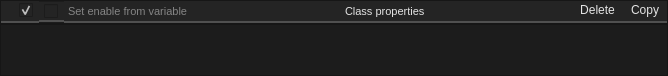
First picture: the form in smartprop_editor/property_frame.ui, repository dertwist/Hammer5Tools, before the edit.
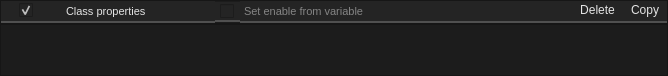
Second picture: the form after the edit. Icons and pictures are not drawn.

Commit message: Enable set ui update

The edit to the form file:
```diff
--- a/smartprop_editor/property_frame.ui
+++ b/smartprop_editor/property_frame.ui
@@ -137,6 +137,129 @@
        </widget>
       </item>
       <item>
+       <widget class="QFrame" name="frame_2">
+        <property name="minimumSize">
+         <size>
+          <width>400</width>
+          <height>0</height>
+         </size>
+        </property>
+        <property name="maximumSize">
+         <size>
+          <width>400</width>
+          <height>16777215</height>
+         </size>
+        </property>
+        <property name="frameShape">
+         <enum>QFrame::Shape::NoFrame</enum>
+        </property>
+        <property name="frameShadow">
+         <enum>QFrame::Shadow::Raised</enum>
+        </property>
+        <layout class="QHBoxLayout" name="horizontalLayout_2">
+         <property name="spacing">
+          <number>0</number>
+         </property>
+         <property name="leftMargin">
+          <number>0</number>
+         </property>
+         <property name="topMargin">
+          <number>0</number>
+         </property>
+         <property name="rightMargin">
+          <number>0</number>
+         </property>
+         <property name="bottomMargin">
+          <number>0</number>
+         </property>
+         <item>
+          <widget class="QToolButton" name="gf">
+           <property name="enabled">
+            <bool>false</bool>
+           </property>
+           <property name="focusPolicy">
+            <enum>Qt::FocusPolicy::NoFocus</enum>
+           </property>
+           <property name="styleSheet">
+            <string notr="true">QToolButton {
+    border: 2px solid black;
+    border-radius: 0px;
+    border-color: rgba(80, 80, 80, 255);
+border-left: None;
+border-top: None;
+border-right: None;
+    padding: 2px;
+    color: #E3E3E3;
+    background-color: #242424;
+height:16px;
+width:16px;
+}
+QToolButton:hover {
+    background-color: #414956;
+    color: white;
+}</string>
+           </property>
+           <property name="text">
+            <string/>
+           </property>
+           <property name="icon">
+            <iconset resource="../resources.qrc">
+             <normaloff>:/icons/shapes_24dp_9D9D9D_FILL0_wght400_GRAD0_opsz24.png</normaloff>:/icons/shapes_24dp_9D9D9D_FILL0_wght400_GRAD0_opsz24.png</iconset>
+           </property>
+           <property name="iconSize">
+            <size>
+             <width>24</width>
+             <height>24</height>
+            </size>
+           </property>
+          </widget>
+         </item>
+         <item>
+          <widget class="QLineEdit" name="property_class">
+           <property name="focusPolicy">
+            <enum>Qt::FocusPolicy::NoFocus</enum>
+           </property>
+           <property name="toolTip">
+            <string>&lt;html&gt;&lt;head/&gt;&lt;body&gt;&lt;p&gt;Variable name and display name&lt;/p&gt;&lt;/body&gt;&lt;/html&gt;</string>
+           </property>
+           <property name="styleSheet">
+            <string notr="true">QLineEdit {
+    font-size: 8pt;
+    font-family: &quot;Segoe UI&quot;;
+    border-top: 0px;
+    border-left: 0px;
+    border-right: 0px;
+    border-bottom: 2px solid rgba(80, 80, 80, 255);
+    border-radius: 0px;
+    padding: 2px;
+    color: #E3E3E3;
+    background-color: #242424;
+}
+
+QLineEdit:focus {
+    border-color: rgba(80, 80, 80, 255);
+}
+
+QLineEdit::selection {
+    background-color: #414956;
+    color: white;
+}</string>
+           </property>
+           <property name="inputMethodHints">
+            <set>Qt::InputMethodHint::ImhLatinOnly|Qt::InputMethodHint::ImhLowercaseOnly</set>
+           </property>
+           <property name="text">
+            <string>Class properties</string>
+           </property>
+           <property name="maxLength">
+            <number>32</number>
+           </property>
+           <property name="readOnly">
+            <bool>true</bool>
+           </property>
+          </widget>
+         </item>
+         <item>
        <widget class="QCheckBox" name="enable">
         <property name="focusPolicy">
          <enum>Qt::NoFocus</enum>
@@ -331,107 +454,14 @@
         </property>
        </widget>
       </item>
-      <item>
-       <widget class="QLineEdit" name="property_class_2">
-        <property name="maximumSize">
-         <size>
-          <width>64</width>
-          <height>16777215</height>
-         </size>
-        </property>
-        <property name="focusPolicy">
-         <enum>Qt::NoFocus</enum>
-        </property>
-        <property name="toolTip">
-         <string>&lt;html&gt;&lt;head/&gt;&lt;body&gt;&lt;p&gt;Variable name and display name&lt;/p&gt;&lt;/body&gt;&lt;/html&gt;</string>
-        </property>
-        <property name="styleSheet">
-         <string notr="true">QLineEdit {
-    font-size: 8pt;
-    font-family: &quot;Segoe UI&quot;;
-    border-top: 0px;
-    border-left: 0px;
-    border-right: 0px;
-    border-bottom: 2px solid rgba(80, 80, 80, 255);
-    border-radius: 0px;
-    padding: 2px;
-    color: #E3E3E3;
-    background-color: #242424;
-}
-
-QLineEdit:focus {
-    border-color: rgba(80, 80, 80, 255);
-}
-
-QLineEdit::selection {
-    background-color: #414956;
-    color: white;
-}</string>
-        </property>
-        <property name="inputMethodHints">
-         <set>Qt::ImhLatinOnly|Qt::ImhLowercaseOnly</set>
-        </property>
-        <property name="text">
-         <string/>
-        </property>
-        <property name="maxLength">
-         <number>32</number>
-        </property>
-        <property name="readOnly">
-         <bool>true</bool>
-        </property>
-       </widget>
-      </item>
-      <item>
-       <widget class="QLineEdit" name="property_class">
-        <property name="focusPolicy">
-         <enum>Qt::NoFocus</enum>
-        </property>
-        <property name="toolTip">
-         <string>&lt;html&gt;&lt;head/&gt;&lt;body&gt;&lt;p&gt;Variable name and display name&lt;/p&gt;&lt;/body&gt;&lt;/html&gt;</string>
-        </property>
-        <property name="styleSheet">
-         <string notr="true">QLineEdit {
-    font-size: 8pt;
-    font-family: &quot;Segoe UI&quot;;
-    border-top: 0px;
-    border-left: 0px;
-    border-right: 0px;
-    border-bottom: 2px solid rgba(80, 80, 80, 255);
-    border-radius: 0px;
-    padding: 2px;
-    color: #E3E3E3;
-    background-color: #242424;
-}
-
-QLineEdit:focus {
-    border-color: rgba(80, 80, 80, 255);
-}
-
-QLineEdit::selection {
-    background-color: #414956;
-    color: white;
-}</string>
-        </property>
-        <property name="inputMethodHints">
-         <set>Qt::ImhLatinOnly|Qt::ImhLowercaseOnly</set>
-        </property>
-        <property name="text">
-         <string>Class properties</string>
-        </property>
-        <property name="maxLength">
-         <number>32</number>
-        </property>
-        <property name="readOnly">
-         <bool>true</bool>
-        </property>
+        </layout>
        </widget>
       </item>
       <item>
        <widget class="QLineEdit" name="property_class_3">
         <property name="maximumSize">
          <size>
-          <width>64</width>
+          <width>16777215</width>
           <height>16777215</height>
          </size>
         </property>
```
Left out of the diff: 28 changed lines with no effect on the pictures. Lines whose indentation alone changed are shown as unchanged. The commit also changes 2 other files.
